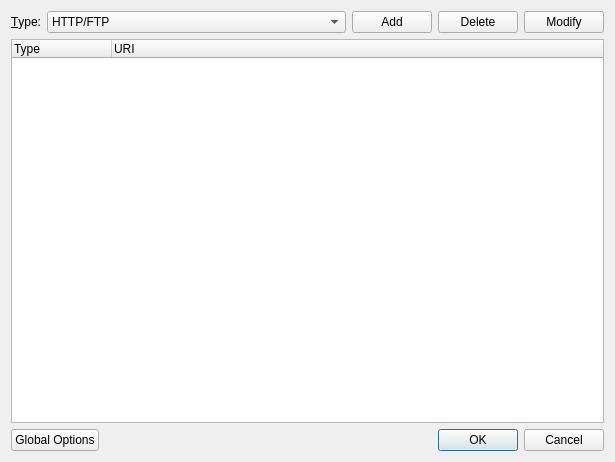
DragonZX/aria2cremote, file adduri.ui: the form before one commit.
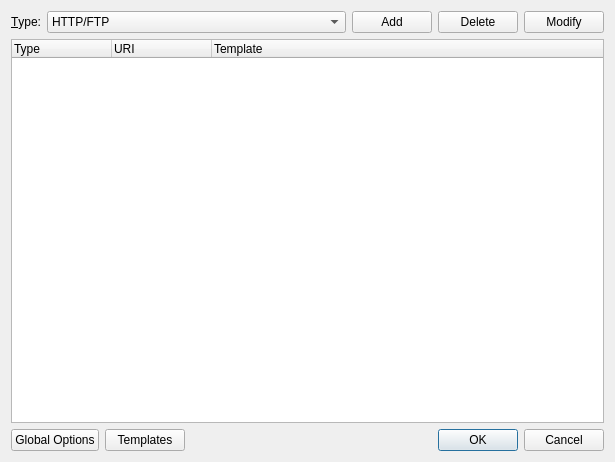
The form after the commit. Icons and pictures are not drawn.

Commit message: add download template save/load function

Patch:
```diff
--- a/adduri.ui
+++ b/adduri.ui
@@ -139,6 +139,11 @@
        <string>URI</string>
       </property>
      </column>
+     <column>
+      <property name="text">
+       <string>Template</string>
+      </property>
+     </column>
     </widget>
    </item>
    <item>
@@ -150,6 +155,13 @@
        </property>
       </widget>
      </item>
+     <item>
+      <widget class="QPushButton" name="pushButton_Template">
+       <property name="text">
+        <string>Templates</string>
+       </property>
+      </widget>
+     </item>
      <item>
       <spacer name="horizontalSpacer">
        <property name="orientation">
```
Left out of the diff: 4 changed lines with no effect on the pictures. The commit also changes 33 other files.
